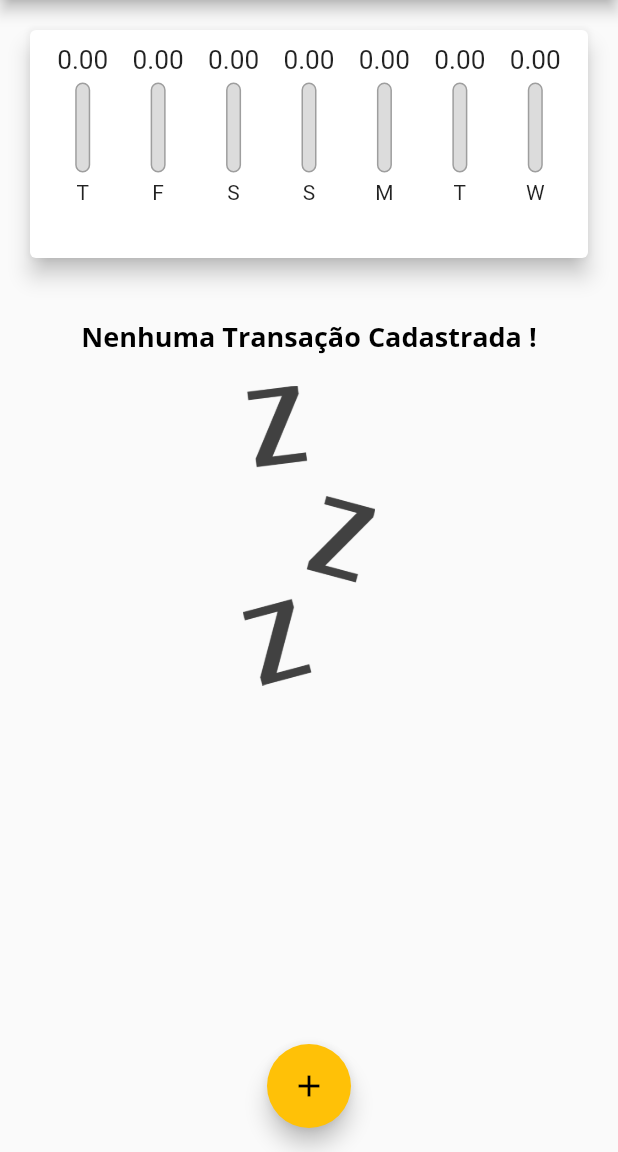
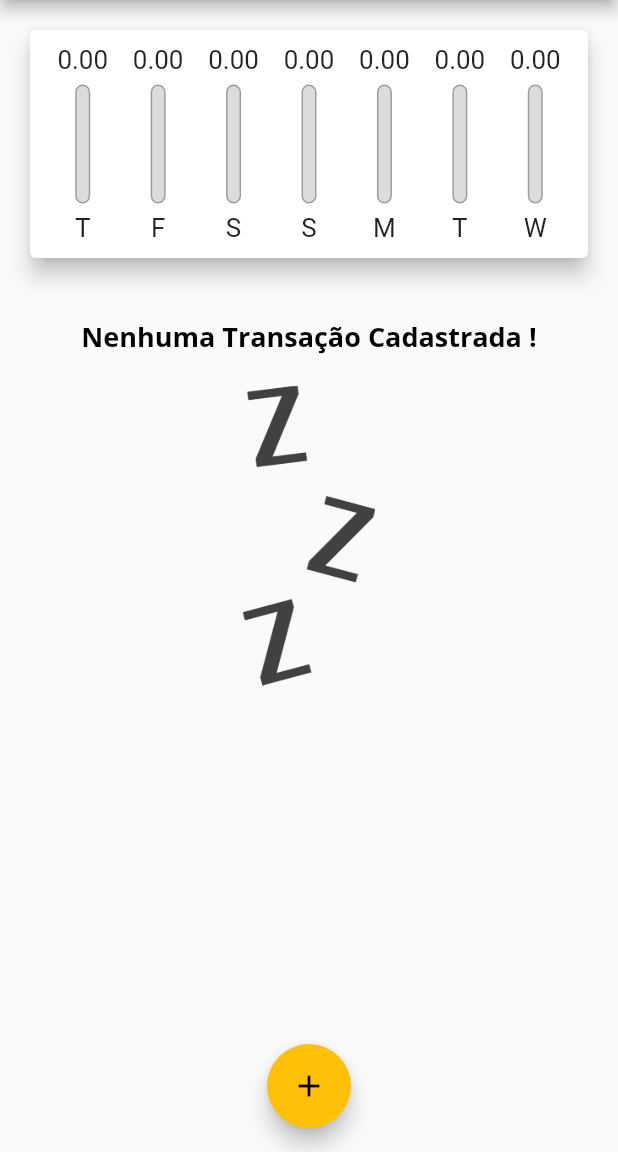
Before and after one commit to gabrielcardosocs/despesasPessoais, a Flutter app: the screen it shows after launch, on a phone screen of 412 x 824 dp, the part 84-1236 px from its top. Run offline on Flutter 3.47's test engine with Material 2 defaults, Android fonts, the phone set to English and light mode, and no system bars; missing offline and left inert: dart:ffi.

Commit message:
LayoutBuilder

```diff
--- a/lib/components/chart_bar.dart
+++ b/lib/components/chart_bar.dart
@@ -1,4 +1,5 @@
 import 'package:flutter/material.dart';
+import 'package:flutter/rendering.dart';
 
 class ChartBar extends StatelessWidget {
   final String? label;
@@ -14,19 +15,21 @@ class ChartBar extends StatelessWidget {
 
   @override
   Widget build(BuildContext context) {
+    return LayoutBuilder(
+      builder: (ctx, Constraints) {
         return Column(
           children: <Widget>[
             Container(
-          height: 20,
+              height: Constraints.maxHeight * 0.15,
               child: FittedBox(
                 child: Text('${value!.toStringAsFixed(2)}'),
               ),
             ),
             SizedBox(
-          height: 5,
+              height: Constraints.maxHeight * 0.05,
             ),
             Container(
-          height: 60,
+              height: Constraints.maxHeight * 0.6,
               width: 10,
               child: Stack(
                 alignment: Alignment.bottomCenter,
@@ -54,10 +57,17 @@ class ChartBar extends StatelessWidget {
               ),
             ),
             SizedBox(
-          height: 5,
+              height: Constraints.maxHeight * 0.05,
             ),
-        Text(label!),
+            Container(
+              height: Constraints.maxHeight * 0.15,
+              child: FittedBox(
+                child: Text(label!),
+              ),
+            ),
           ],
+        );
+      },
     );
   }
 }
--- a/lib/main.dart
+++ b/lib/main.dart
@@ -115,7 +115,7 @@ class _MyHomePageState extends State<MyHomePage> {
               child: Chart(_recentTransaction),
             ),
             Container(
-              height: availableHeight * 0.7,
+              height: availableHeight * 0.75,
               child: TransactionList(_transactions, _removeTransaction),
             ),
           ],
```
Lines whose indentation alone changed are shown as unchanged.
